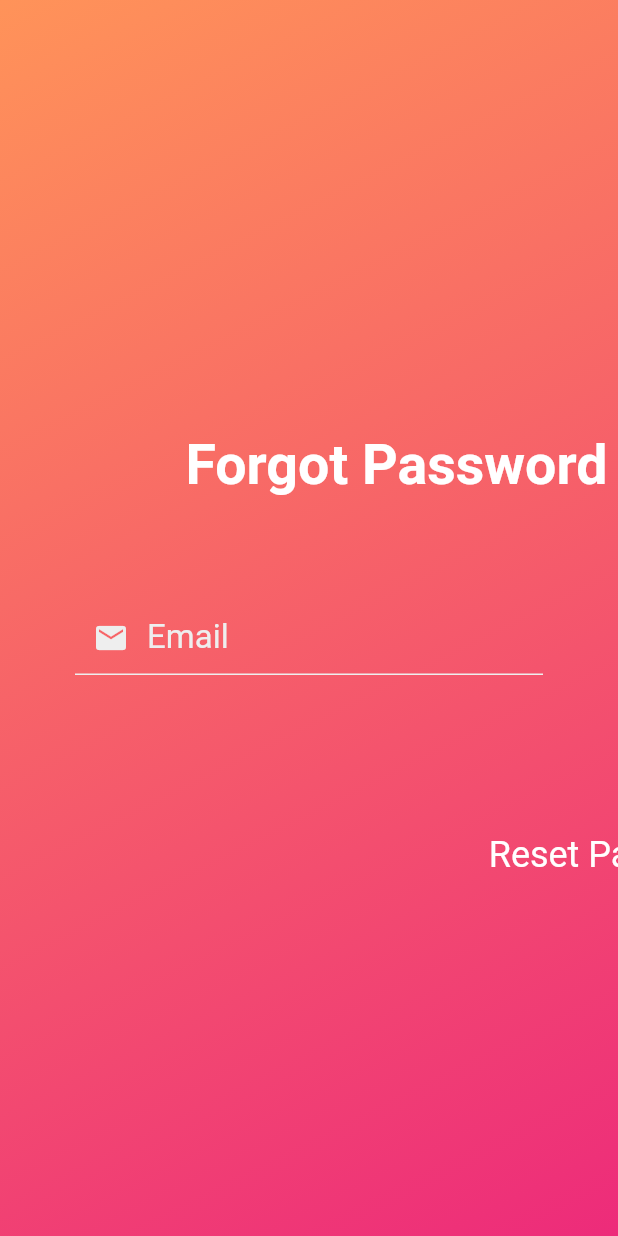
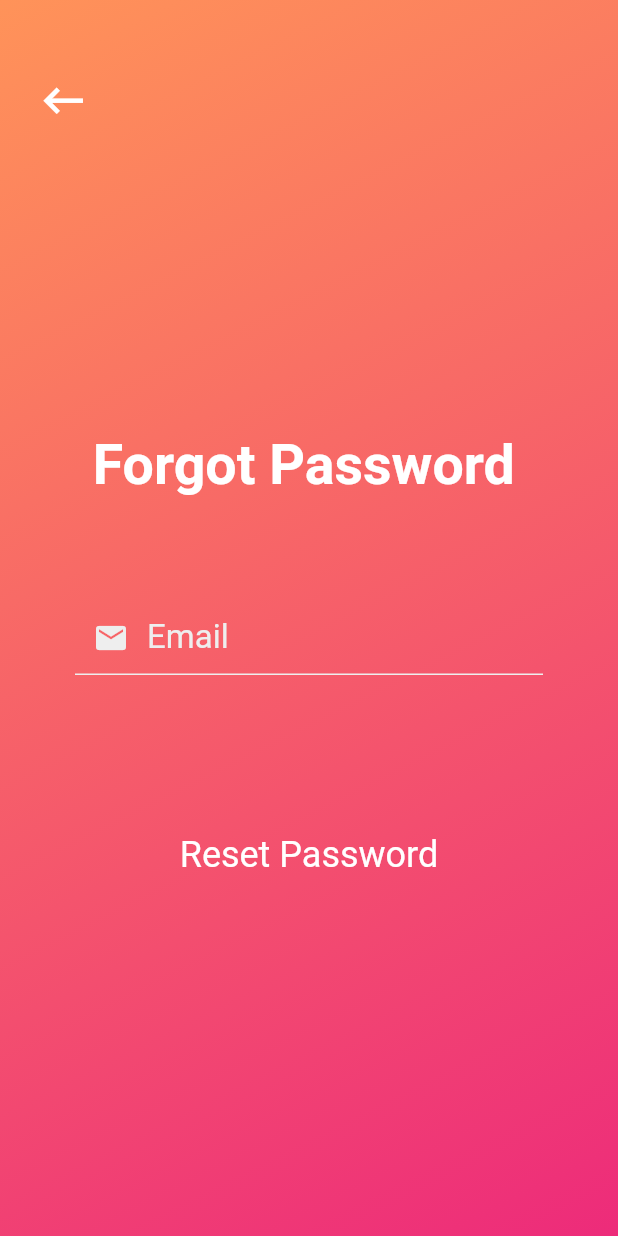
Before and after one commit to Omine100/Half, a Flutter app: the ForgotPasswordScreen screen opened directly, on a phone screen of 412 x 824 dp. Run offline on Flutter 3.47's test engine with Material 2 defaults, Android fonts, the phone set to English and light mode, and no system bars; our stand-ins replace cloud_firestore, firebase_auth; accounts and stored records are empty.

Commit message:
themes.dart
Fixes from the initial loading for themes.dart

Still need to add the validateAndSubmit method into the code

```diff
--- a/half_1.3/half/lib/services/themes.dart
+++ b/half_1.3/half/lib/services/themes.dart
@@ -117,7 +117,7 @@ extension CustomPositions on MaterialTapTargetSize {
       case "loginProgressPosition": return isTop ? 0.8 : null; break;
 
       case "forgotPasswordTitlePosition": return isTop ?  0.35 : 0.15; break;
-      case "forgotPasswordBackButtonPosition": return isTop ? 0.6 : 0.6; break;
+      case "forgotPasswordBackButtonPosition": return isTop ? 0.06 : 0.06; break;
       case "forgotPasswordSendButtonPosition": return isTop ? 0.675 : null; break;
 
       case "connectorContainerPosition": return isTop ? 0.23 : null; break;
@@ -151,13 +151,17 @@ class Themes {
 
   //Mechanics: Get dimension value
   double getDimension(BuildContext context, bool _isHeight, String _selection) {
-    double value = MediaQuery.of(context).size.height * Theme.of(context).materialTapTargetSize.dimension(selection: _selection, isHeight: _isHeight);
+    double value = _isHeight ?
+      MediaQuery.of(context).size.height * Theme.of(context).materialTapTargetSize.dimension(selection: _selection, isHeight: _isHeight) :
+      MediaQuery.of(context).size.width * Theme.of(context).materialTapTargetSize.dimension(selection: _selection, isHeight: _isHeight);
     return value;
   }
 
   //Mechanics: Get position value
   double getPosition(BuildContext context, bool _isTop, String _selection) {
-    double value = MediaQuery.of(context).size.height * Theme.of(context).materialTapTargetSize.position(selection: _selection, isTop: _isTop);
+    double value = _isTop ?
+      MediaQuery.of(context).size.height * Theme.of(context).materialTapTargetSize.position(selection: _selection, isTop: _isTop) :
+      MediaQuery.of(context).size.width * Theme.of(context).materialTapTargetSize.position(selection: _selection, isTop: _isTop);
     return value;
   }
 }
--- a/half_1.3/half/lib/widgets/interfaceStandards.dart
+++ b/half_1.3/half/lib/widgets/interfaceStandards.dart
@@ -51,7 +51,7 @@ class InterfaceStandards {
   //User interface: Parent center
   Widget parentCenter(BuildContext context, Widget child) {
     return Container(
-      width: themes.getDimension(context, false, "parentCenterContainerDimension"),
+      width: themes.getDimension(context, false, "interfaceStandardsParentCenterContainerDimension"),
       child: Center(
         child: child,
       ),
```
